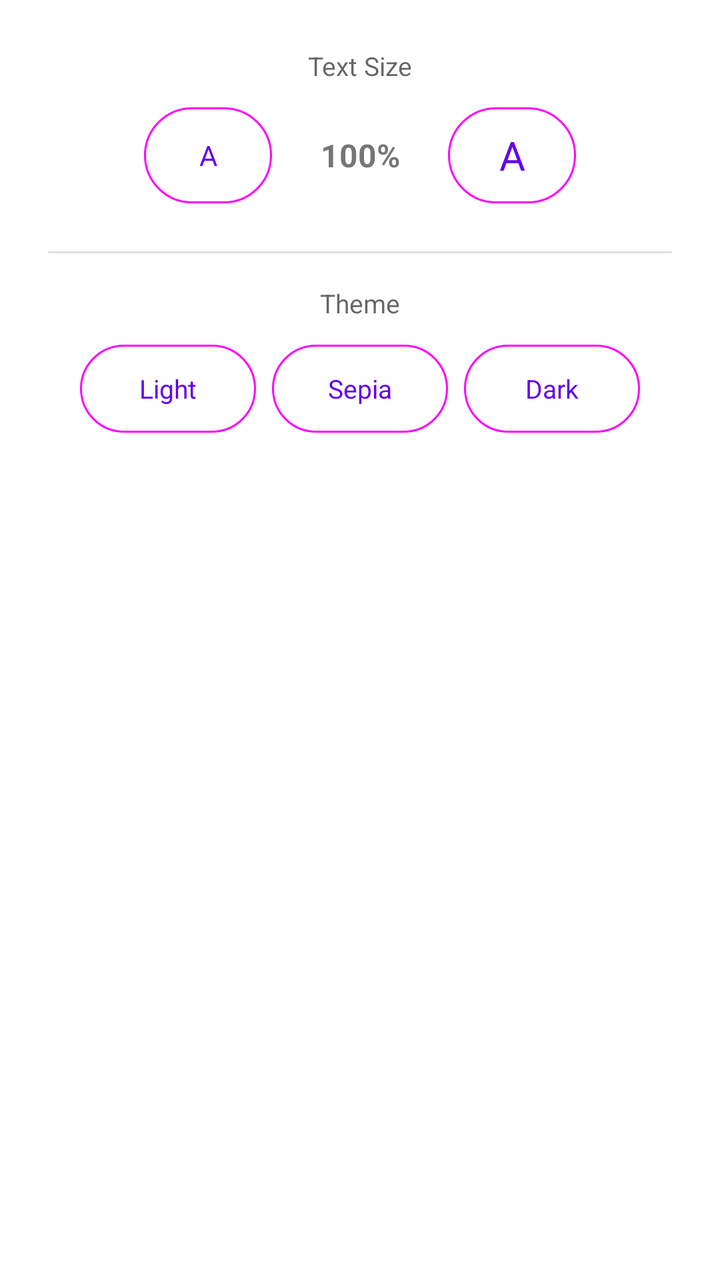
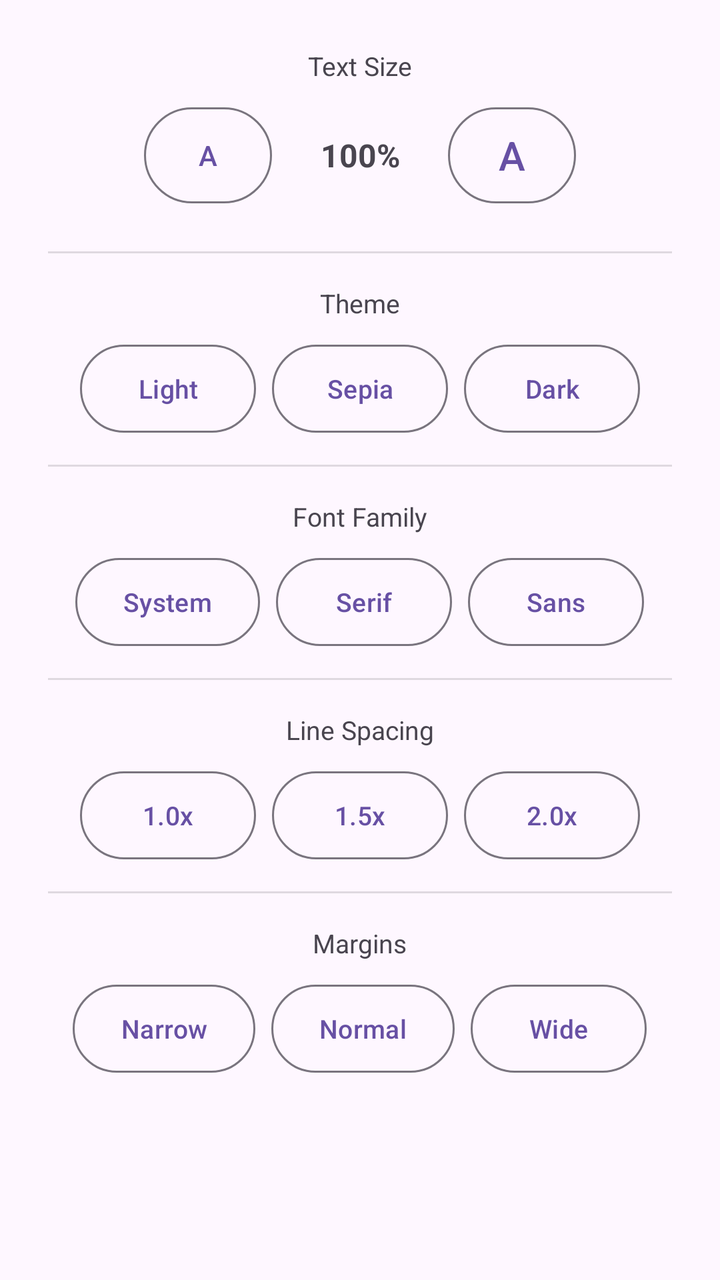

Before-and-after screenshots of an Android layout around one commit, followed by the original layout XML and the change that was made.
<!-- AndroidManifest.xml: application theme Theme.BookSync -->
<!-- res/layout/dialog_display_settings.xml -->
<?xml version="1.0" encoding="utf-8"?>
<LinearLayout
    xmlns:android="http://schemas.android.com/apk/res/android"
    android:layout_width="match_parent"
    android:layout_height="wrap_content"
    android:orientation="vertical"
    android:padding="24dp"
    android:gravity="center_horizontal">

    
    <TextView
        android:layout_width="wrap_content"
        android:layout_height="wrap_content"
        android:text="Text Size"
        android:textSize="13sp"
        android:textColor="?android:attr/textColorSecondary"
        android:layout_marginBottom="12dp" />

    <LinearLayout
        android:layout_width="wrap_content"
        android:layout_height="wrap_content"
        android:orientation="horizontal"
        android:gravity="center_vertical"
        android:layout_marginBottom="24dp">

        
        <com.google.android.material.button.MaterialButton
            android:id="@+id/btn_font_decrease"
            style="@style/Widget.Material3.Button.OutlinedButton"
            android:layout_width="64dp"
            android:layout_height="48dp"
            android:text="A"
            android:textSize="14sp"
            android:paddingStart="0dp"
            android:paddingEnd="0dp"
            android:insetTop="0dp"
            android:insetBottom="0dp"
            android:minWidth="0dp" />

        
        <TextView
            android:id="@+id/text_font_size"
            android:layout_width="72dp"
            android:layout_height="wrap_content"
            android:text="100%"
            android:textSize="16sp"
            android:textStyle="bold"
            android:gravity="center"
            android:layout_marginStart="8dp"
            android:layout_marginEnd="8dp" />

        
        <com.google.android.material.button.MaterialButton
            android:id="@+id/btn_font_increase"
            style="@style/Widget.Material3.Button.OutlinedButton"
            android:layout_width="64dp"
            android:layout_height="48dp"
            android:text="A"
            android:textSize="20sp"
            android:paddingStart="0dp"
            android:paddingEnd="0dp"
            android:insetTop="0dp"
            android:insetBottom="0dp"
            android:minWidth="0dp" />
    </LinearLayout>

    
    <View
        android:layout_width="match_parent"
        android:layout_height="1dp"
        android:background="?android:attr/listDivider"
        android:layout_marginBottom="16dp" />

    
    <TextView
        android:layout_width="wrap_content"
        android:layout_height="wrap_content"
        android:text="Theme"
        android:textSize="13sp"
        android:textColor="?android:attr/textColorSecondary"
        android:layout_marginBottom="12dp" />

    <LinearLayout
        android:layout_width="wrap_content"
        android:layout_height="wrap_content"
        android:orientation="horizontal"
        android:gravity="center_vertical">

        
        <com.google.android.material.button.MaterialButton
            android:id="@+id/btn_theme_light"
            style="@style/Widget.Material3.Button.OutlinedButton"
            android:layout_width="wrap_content"
            android:layout_height="44dp"
            android:text="Light"
            android:textSize="13sp"
            android:insetTop="0dp"
            android:insetBottom="0dp"
            android:layout_marginEnd="8dp" />

        
        <com.google.android.material.button.MaterialButton
            android:id="@+id/btn_theme_sepia"
            style="@style/Widget.Material3.Button.OutlinedButton"
            android:layout_width="wrap_content"
            android:layout_height="44dp"
            android:text="Sepia"
            android:textSize="13sp"
            android:insetTop="0dp"
            android:insetBottom="0dp"
            android:layout_marginEnd="8dp" />

        
        <com.google.android.material.button.MaterialButton
            android:id="@+id/btn_theme_dark"
            style="@style/Widget.Material3.Button.OutlinedButton"
            android:layout_width="wrap_content"
            android:layout_height="44dp"
            android:text="Dark"
            android:textSize="13sp"
            android:insetTop="0dp"
            android:insetBottom="0dp" />
    </LinearLayout>

</LinearLayout>
<!-- resources referenced by this layout -->
<resources>
  <style name="Theme.BookSync" parent="Theme.MaterialComponents.DayNight.NoActionBar" />
</resources>

<!-- the commit's change to res/layout/dialog_display_settings.xml (unified diff, before → after) -->
@@ -122,4 +122,163 @@
             android:insetBottom="0dp" />
     </LinearLayout>
 
+    
+    <View
+        android:layout_width="match_parent"
+        android:layout_height="1dp"
+        android:background="?android:attr/listDivider"
+        android:layout_marginTop="16dp"
+        android:layout_marginBottom="16dp" />
+
+    
+    <TextView
+        android:layout_width="wrap_content"
+        android:layout_height="wrap_content"
+        android:text="Font Family"
+        android:textSize="13sp"
+        android:textColor="?android:attr/textColorSecondary"
+        android:layout_marginBottom="12dp" />
+
+    <LinearLayout
+        android:layout_width="wrap_content"
+        android:layout_height="wrap_content"
+        android:orientation="horizontal"
+        android:gravity="center_vertical">
+        <com.google.android.material.button.MaterialButton
+            android:id="@+id/btn_font_system"
+            style="@style/Widget.Material3.Button.OutlinedButton"
+            android:layout_width="wrap_content"
+            android:layout_height="44dp"
+            android:text="System"
+            android:textSize="13sp"
+            android:insetTop="0dp"
+            android:insetBottom="0dp"
+            android:layout_marginEnd="8dp" />
+        <com.google.android.material.button.MaterialButton
+            android:id="@+id/btn_font_serif"
+            style="@style/Widget.Material3.Button.OutlinedButton"
+            android:layout_width="wrap_content"
+            android:layout_height="44dp"
+            android:text="Serif"
+            android:textSize="13sp"
+            android:insetTop="0dp"
+            android:insetBottom="0dp"
+            android:layout_marginEnd="8dp" />
+        <com.google.android.material.button.MaterialButton
+            android:id="@+id/btn_font_sans"
+            style="@style/Widget.Material3.Button.OutlinedButton"
+            android:layout_width="wrap_content"
+            android:layout_height="44dp"
+            android:text="Sans"
+            android:textSize="13sp"
+            android:insetTop="0dp"
+            android:insetBottom="0dp" />
+    </LinearLayout>
+
+    
+    <View
+        android:layout_width="match_parent"
+        android:layout_height="1dp"
+        android:background="?android:attr/listDivider"
+        android:layout_marginTop="16dp"
+        android:layout_marginBottom="16dp" />
+
+    
+    <TextView
+        android:layout_width="wrap_content"
+        android:layout_height="wrap_content"
+        android:text="Line Spacing"
+        android:textSize="13sp"
+        android:textColor="?android:attr/textColorSecondary"
+        android:layout_marginBottom="12dp" />
+
+    <LinearLayout
+        android:layout_width="wrap_content"
+        android:layout_height="wrap_content"
+        android:orientation="horizontal"
+        android:gravity="center_vertical">
+        <com.google.android.material.button.MaterialButton
+            android:id="@+id/btn_spacing_10"
+            style="@style/Widget.Material3.Button.OutlinedButton"
+            android:layout_width="wrap_content"
+            android:layout_height="44dp"
+            android:text="1.0x"
+            android:textSize="13sp"
+            android:insetTop="0dp"
+            android:insetBottom="0dp"
+            android:layout_marginEnd="8dp" />
+        <com.google.android.material.button.MaterialButton
+            android:id="@+id/btn_spacing_15"
+            style="@style/Widget.Material3.Button.OutlinedButton"
+            android:layout_width="wrap_content"
+            android:layout_height="44dp"
+            android:text="1.5x"
+            android:textSize="13sp"
+            android:insetTop="0dp"
+            android:insetBottom="0dp"
+            android:layout_marginEnd="8dp" />
+        <com.google.android.material.button.MaterialButton
+            android:id="@+id/btn_spacing_20"
+            style="@style/Widget.Material3.Button.OutlinedButton"
+            android:layout_width="wrap_content"
+            android:layout_height="44dp"
+            android:text="2.0x"
+            android:textSize="13sp"
+            android:insetTop="0dp"
+            android:insetBottom="0dp" />
+    </LinearLayout>
+
+    
+    <View
+        android:layout_width="match_parent"
+        android:layout_height="1dp"
+        android:background="?android:attr/listDivider"
+        android:layout_marginTop="16dp"
+        android:layout_marginBottom="16dp" />
+
+    
+    <TextView
+        android:layout_width="wrap_content"
+        android:layout_height="wrap_content"
+        android:text="Margins"
+        android:textSize="13sp"
+        android:textColor="?android:attr/textColorSecondary"
+        android:layout_marginBottom="12dp" />
+
+    <LinearLayout
+        android:layout_width="wrap_content"
+        android:layout_height="wrap_content"
+        android:orientation="horizontal"
+        android:gravity="center_vertical">
+        <com.google.android.material.button.MaterialButton
+            android:id="@+id/btn_margin_narrow"
+            style="@style/Widget.Material3.Button.OutlinedButton"
+            android:layout_width="wrap_content"
+            android:layout_height="44dp"
+            android:text="Narrow"
+            android:textSize="13sp"
+            android:insetTop="0dp"
+            android:insetBottom="0dp"
+            android:layout_marginEnd="8dp" />
+        <com.google.android.material.button.MaterialButton
+            android:id="@+id/btn_margin_normal"
+            style="@style/Widget.Material3.Button.OutlinedButton"
+            android:layout_width="wrap_content"
+            android:layout_height="44dp"
+            android:text="Normal"
+            android:textSize="13sp"
+            android:insetTop="0dp"
+            android:insetBottom="0dp"
+            android:layout_marginEnd="8dp" />
+        <com.google.android.material.button.MaterialButton
+            android:id="@+id/btn_margin_wide"
+            style="@style/Widget.Material3.Button.OutlinedButton"
+            android:layout_width="wrap_content"
+            android:layout_height="44dp"
+            android:text="Wide"
+            android:textSize="13sp"
+            android:insetTop="0dp"
+            android:insetBottom="0dp" />
+    </LinearLayout>
+
 </LinearLayout>
<!-- resource entries referenced after the edit -->
@@ -1,5 +1,5 @@
 <!-- resources referenced by this layout -->
 <resources>
-  <style name="Theme.BookSync" parent="Theme.MaterialComponents.DayNight.NoActionBar" />
+  <style name="Theme.BookSync" parent="Theme.Material3.DayNight.NoActionBar" />
 </resources>
 
